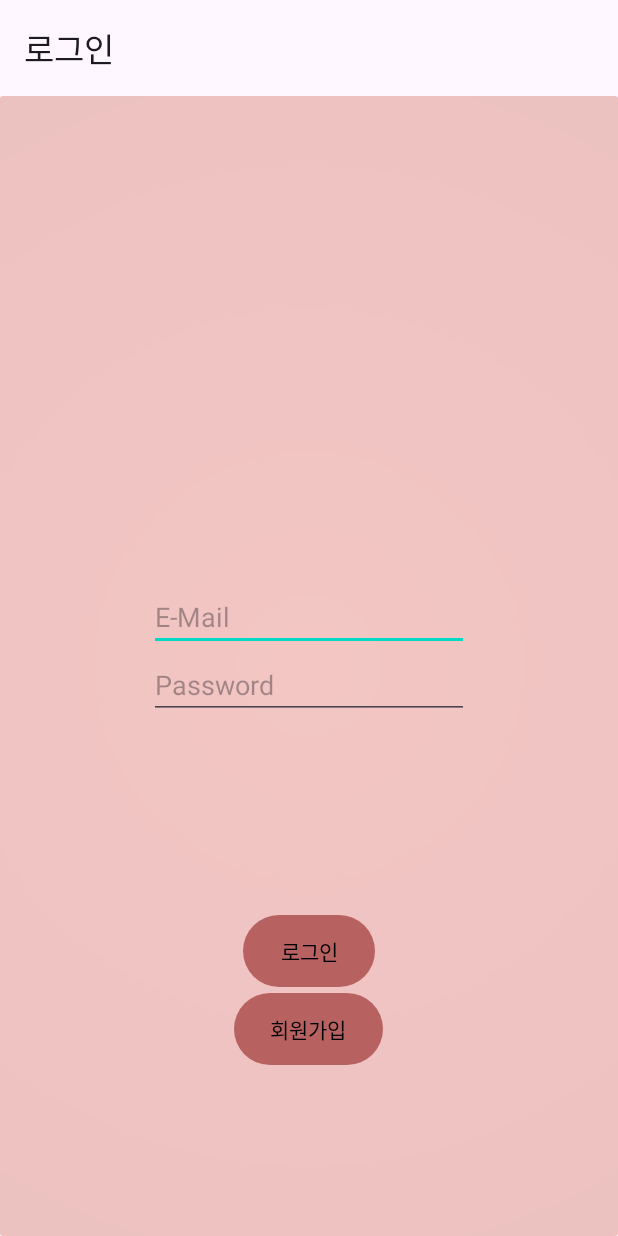
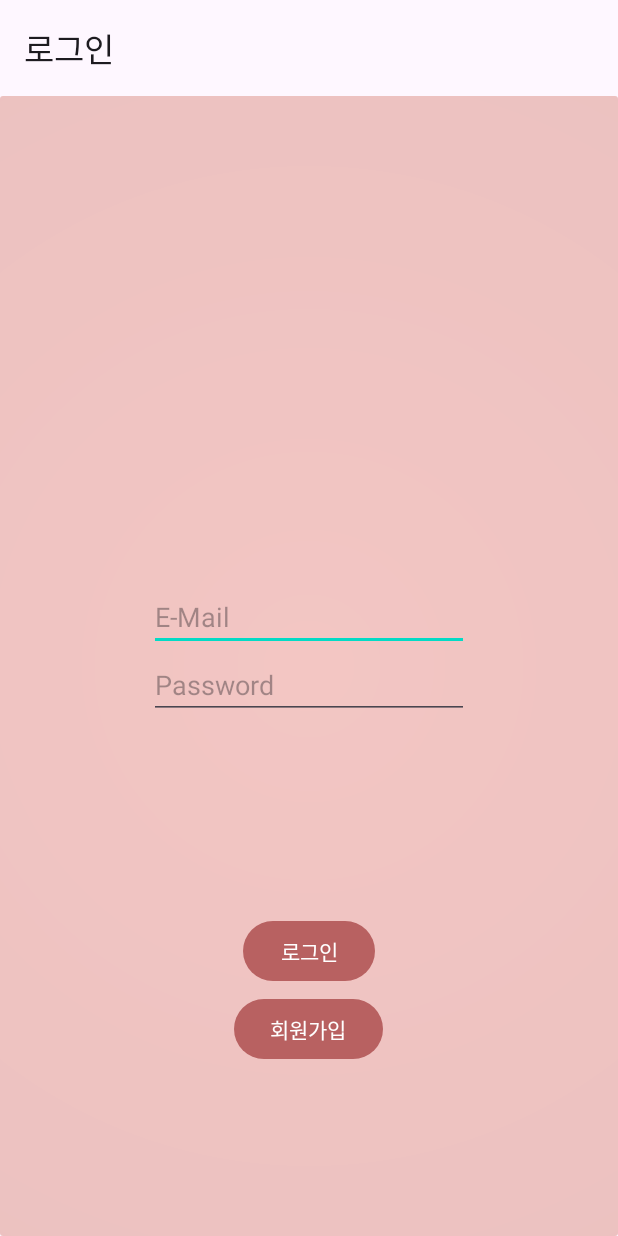
Before and after one commit to jhp3362/2022PROJECT1, an Android app: the screen it shows after launch (MainActivity), on a phone screen of 412 x 824 dp. Run offline under Robolectric (Android 15) with nearby library versions, the light colour scheme and no system bars; our stand-ins replace Firebase (no records; nobody signed in at launch, a user with empty details on screens opened directly).

Commit message:
로그인 회원가입 버튼material 적용

```diff
--- a/app/src/main/res/layout/fragment_join.xml
+++ b/app/src/main/res/layout/fragment_join.xml
@@ -65,9 +65,7 @@
         android:id="@+id/join_btn"
         android:layout_width="wrap_content"
         android:layout_height="wrap_content"
-        android:background="@drawable/button_design_radius"
         android:text="회원가입"
-        android:textColor="@color/black"
         app:layout_constraintBottom_toBottomOf="parent"
         app:layout_constraintEnd_toEndOf="parent"
         app:layout_constraintStart_toStartOf="parent"
--- a/app/src/main/res/layout/fragment_login.xml
+++ b/app/src/main/res/layout/fragment_login.xml
@@ -52,9 +52,7 @@
             android:layout_height="wrap_content"
             android:layout_gravity="center"
             android:layout_marginBottom="4dp"
-            android:background="@drawable/button_design_radius"
-            android:text="로그인"
-            android:textColor="@color/black" />
+            android:text="로그인"/>
 
         <Button
             android:id="@+id/join_btn"
@@ -62,8 +60,6 @@
             android:layout_height="wrap_content"
             android:layout_gravity="center"
             android:layout_marginBottom="4dp"
-            android:background="@drawable/button_design_radius"
-            android:text="회원가입"
-            android:textColor="@color/black" />
+            android:text="회원가입" />
     </LinearLayout>
 </androidx.constraintlayout.widget.ConstraintLayout>
```
